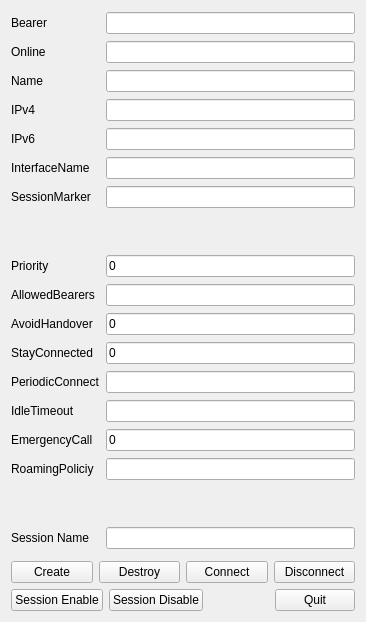
Before: the Qt Designer form session.ui in igaw/session-ui, drawn with Qt 5.
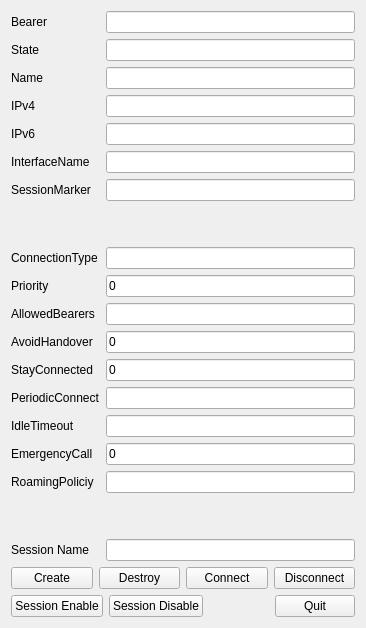
After: the same form once the commit is applied.

Commit message:
Update Session API
Removed: Online
Added: State, ConnectType

```diff
--- a/session.ui
+++ b/session.ui
@@ -16,24 +16,37 @@
   <layout class="QVBoxLayout" name="verticalLayout">
    <item>
     <layout class="QGridLayout" name="gridLayout">
-     <item row="9" column="1">
+     <item row="8" column="1">
+      <widget class="QLineEdit" name="le_ConnectionType"/>
+     </item>
+     <item row="8" column="0">
+      <widget class="QLabel" name="label_17">
+       <property name="text">
+        <string>ConnectionType</string>
+       </property>
+      </widget>
+     </item>
+     <item row="16" column="0">
+      <widget class="QLabel" name="label_14">
+       <property name="text">
+        <string>RoamingPoliciy</string>
+       </property>
+      </widget>
+     </item>
+     <item row="16" column="1">
+      <widget class="QLineEdit" name="le_RoamingPolicy"/>
+     </item>
+     <item row="10" column="1">
       <widget class="QLineEdit" name="le_AllowedBearers"/>
      </item>
-     <item row="9" column="0">
+     <item row="10" column="0">
       <widget class="QLabel" name="label_2">
        <property name="text">
         <string>AllowedBearers</string>
        </property>
       </widget>
      </item>
-     <item row="25" column="0">
-      <widget class="QLabel" name="label_14">
-       <property name="text">
-        <string>RoamingPoliciy</string>
-       </property>
-      </widget>
-     </item>
-     <item row="14" column="1">
+     <item row="15" column="1">
       <widget class="QLineEdit" name="le_EmergencyCall">
        <property name="inputMask">
         <string>B;0</string>
@@ -43,35 +56,16 @@
        </property>
       </widget>
      </item>
-     <item row="25" column="1">
-      <widget class="QLineEdit" name="le_RoamingPolicy"/>
-     </item>
-     <item row="29" column="0">
+     <item row="31" column="0">
       <widget class="QLabel" name="label_16">
        <property name="text">
         <string>Session Name</string>
        </property>
       </widget>
      </item>
-     <item row="29" column="1">
+     <item row="31" column="1">
       <widget class="QLineEdit" name="le_SessionName"/>
      </item>
-     <item row="28" column="1">
-      <spacer name="verticalSpacer">
-       <property name="orientation">
-        <enum>Qt::Vertical</enum>
-       </property>
-       <property name="sizeType">
-        <enum>QSizePolicy::Minimum</enum>
-       </property>
-       <property name="sizeHint" stdset="0">
-        <size>
-         <width>20</width>
-         <height>40</height>
-        </size>
-       </property>
-      </spacer>
-     </item>
      <item row="3" column="1">
       <widget class="QLineEdit" name="le_IPv4">
        <property name="focusPolicy">
@@ -126,12 +120,22 @@
      <item row="1" column="0">
       <widget class="QLabel" name="label_7">
        <property name="text">
-        <string>Online</string>
+        <string>State</string>
+       </property>
+      </widget>
+     </item>
+     <item row="2" column="1">
+      <widget class="QLineEdit" name="le_Name">
+       <property name="focusPolicy">
+        <enum>Qt::NoFocus</enum>
+       </property>
+       <property name="readOnly">
+        <bool>true</bool>
        </property>
       </widget>
      </item>
      <item row="1" column="1">
-      <widget class="QLineEdit" name="le_Online">
+      <widget class="QLineEdit" name="le_State">
        <property name="focusPolicy">
         <enum>Qt::NoFocus</enum>
        </property>
@@ -147,16 +151,6 @@
        </property>
       </widget>
      </item>
-     <item row="2" column="1">
-      <widget class="QLineEdit" name="le_Name">
-       <property name="focusPolicy">
-        <enum>Qt::NoFocus</enum>
-       </property>
-       <property name="readOnly">
-        <bool>true</bool>
-       </property>
-      </widget>
-     </item>
      <item row="6" column="0">
       <widget class="QLabel" name="label_9">
        <property name="text">
@@ -207,75 +201,91 @@
        </property>
       </spacer>
      </item>
-     <item row="8" column="0">
+     <item row="9" column="0">
       <widget class="QLabel" name="label_10">
        <property name="text">
         <string>Priority</string>
        </property>
       </widget>
      </item>
-     <item row="8" column="1">
+     <item row="9" column="1">
       <widget class="QLineEdit" name="le_Priority">
        <property name="inputMask">
         <string>B;0</string>
        </property>
       </widget>
      </item>
-     <item row="10" column="0">
+     <item row="11" column="0">
       <widget class="QLabel" name="label">
        <property name="text">
         <string>AvoidHandover</string>
        </property>
       </widget>
      </item>
-     <item row="10" column="1">
+     <item row="11" column="1">
       <widget class="QLineEdit" name="le_AvoidHandover">
        <property name="inputMask">
         <string>B;0</string>
        </property>
       </widget>
      </item>
-     <item row="11" column="0">
+     <item row="12" column="0">
       <widget class="QLabel" name="label_6">
        <property name="text">
         <string>StayConnected</string>
        </property>
       </widget>
      </item>
-     <item row="11" column="1">
+     <item row="12" column="1">
       <widget class="QLineEdit" name="le_StayConnected">
        <property name="inputMask">
         <string>B;0</string>
        </property>
       </widget>
      </item>
-     <item row="12" column="0">
+     <item row="13" column="0">
       <widget class="QLabel" name="label_5">
        <property name="text">
         <string>PeriodicConnect</string>
        </property>
       </widget>
      </item>
-     <item row="12" column="1">
+     <item row="13" column="1">
       <widget class="QLineEdit" name="le_PeriodicConnect"/>
      </item>
-     <item row="13" column="0">
+     <item row="14" column="0">
       <widget class="QLabel" name="label_8">
        <property name="text">
         <string>IdleTimeout</string>
        </property>
       </widget>
      </item>
-     <item row="13" column="1">
+     <item row="14" column="1">
       <widget class="QLineEdit" name="le_IdleTimeout"/>
      </item>
-     <item row="14" column="0">
+     <item row="15" column="0">
       <widget class="QLabel" name="label_4">
        <property name="text">
         <string>EmergencyCall</string>
        </property>
       </widget>
      </item>
+     <item row="18" column="1">
+      <spacer name="verticalSpacer">
+       <property name="orientation">
+        <enum>Qt::Vertical</enum>
+       </property>
+       <property name="sizeType">
+        <enum>QSizePolicy::Minimum</enum>
+       </property>
+       <property name="sizeHint" stdset="0">
+        <size>
+         <width>20</width>
+         <height>40</height>
+        </size>
+       </property>
+      </spacer>
+     </item>
     </layout>
    </item>
    <item>
```
Left out of the diff: 3 changed lines with no effect on the pictures. The commit also changes 1 other file.
